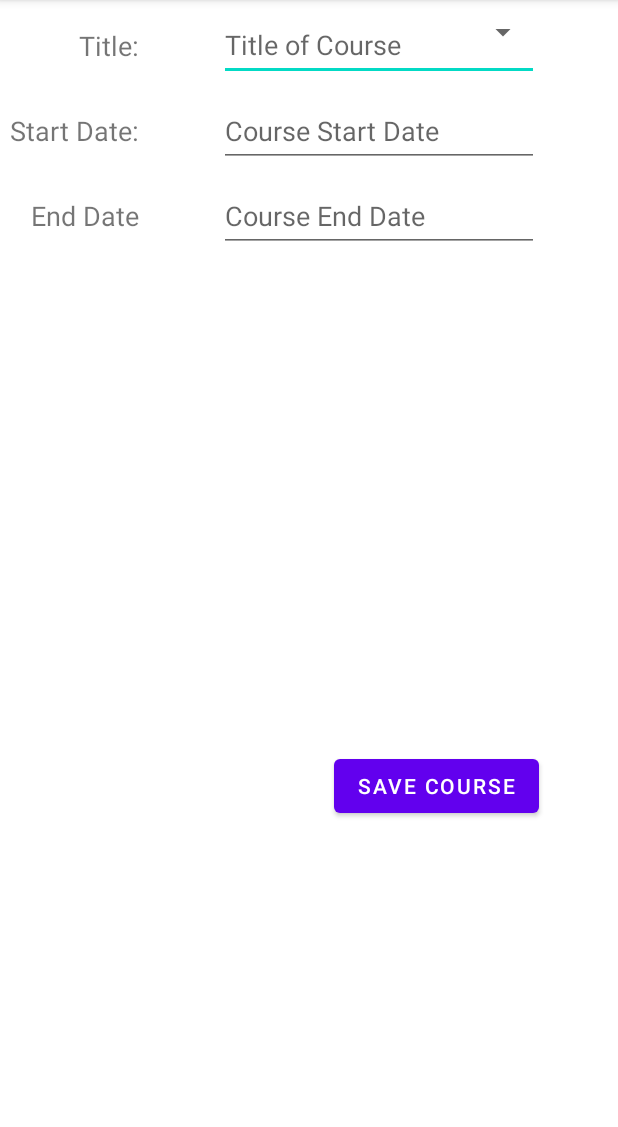
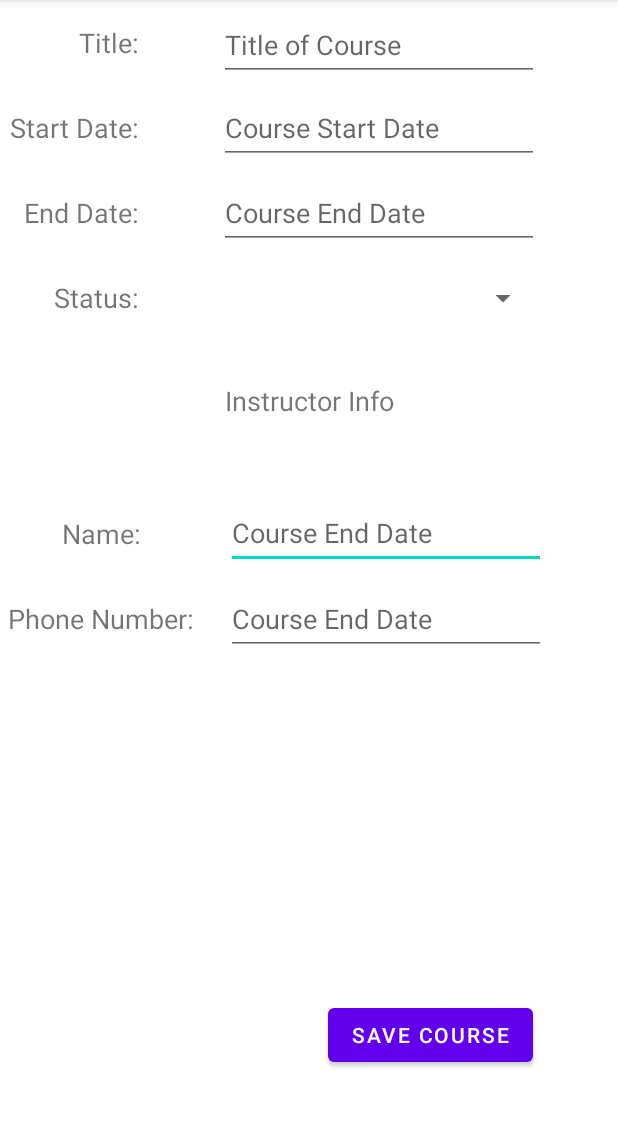
Before and after one commit to rkmoon/SchoolSchedulingApp, an Android app: the CourseDetail screen opened directly, with no data from a screen before it, on a phone screen of 412 x 824 dp, the part 84-1211 px from its top. Run offline under Robolectric (Android 15) with nearby library versions, the phone set to English and light mode, and no system bars.

Commit message:
About to mess with coursedetail.xml

```diff
--- a/app/src/main/res/layout/activity_course_detail.xml
+++ b/app/src/main/res/layout/activity_course_detail.xml
@@ -6,8 +6,71 @@
     android:layout_height="match_parent"
     tools:context=".UI.CourseDetail">
 
+    <EditText
+        android:id="@+id/courseInstName2"
+        android:layout_width="wrap_content"
+        android:layout_height="wrap_content"
+        android:ems="10"
+        android:hint="@string/course_end_date"
+        android:inputType="date"
+        android:minHeight="48dp"
+        app:layout_constraintBottom_toBottomOf="@+id/courseInstNameTextView"
+        app:layout_constraintEnd_toEndOf="@+id/courseInstName"
+        app:layout_constraintHorizontal_bias="1.0"
+        app:layout_constraintStart_toStartOf="@+id/courseInstName"
+        app:layout_constraintTop_toTopOf="@+id/courseInstNameTextView"
+        app:layout_constraintVertical_bias="0.541"
+        tools:ignore="SpeakableTextPresentCheck" />
+
+    <EditText
+        android:id="@+id/courseInstName"
+        android:layout_width="wrap_content"
+        android:layout_height="wrap_content"
+        android:layout_marginStart="21dp"
+        android:ems="10"
+        android:hint="@string/course_end_date"
+        android:inputType="date"
+        android:minHeight="48dp"
+        app:layout_constraintBottom_toBottomOf="@+id/courseInstPhoneTextView"
+        app:layout_constraintStart_toEndOf="@+id/courseInstPhoneTextView"
+        app:layout_constraintTop_toTopOf="@+id/courseInstPhoneTextView"
+        tools:ignore="SpeakableTextPresentCheck" />
+
     <TextView
-        android:id="@+id/textView2"
+        android:id="@+id/courseInstNameTextView"
+        android:layout_width="wrap_content"
+        android:layout_height="wrap_content"
+        android:layout_marginTop="64dp"
+        android:text="Name:"
+        android:textSize="18sp"
+        app:layout_constraintEnd_toEndOf="@+id/courseInstPhoneTextView"
+        app:layout_constraintStart_toStartOf="@+id/courseInstPhoneTextView"
+        app:layout_constraintTop_toBottomOf="@+id/instInfoTextView" />
+
+    <TextView
+        android:id="@+id/courseInstPhoneTextView"
+        android:layout_width="wrap_content"
+        android:layout_height="wrap_content"
+        android:layout_marginStart="5dp"
+        android:layout_marginTop="32dp"
+        android:text="Phone Number:"
+        android:textSize="18sp"
+        app:layout_constraintStart_toStartOf="parent"
+        app:layout_constraintTop_toBottomOf="@+id/courseInstNameTextView" />
+
+    <TextView
+        android:id="@+id/instInfoTextView"
+        android:layout_width="wrap_content"
+        android:layout_height="wrap_content"
+        android:layout_marginTop="32dp"
+        android:text="Instructor Info"
+        android:textSize="18sp"
+        app:layout_constraintEnd_toEndOf="parent"
+        app:layout_constraintStart_toStartOf="parent"
+        app:layout_constraintTop_toBottomOf="@+id/spinner" />
+
+    <TextView
+        android:id="@+id/courseTitleTextView"
         android:layout_width="wrap_content"
         android:layout_height="wrap_content"
         android:text="@string/title"
@@ -16,7 +79,8 @@
         app:layout_constraintEnd_toStartOf="@+id/courseDetailTitle"
         app:layout_constraintHorizontal_bias="0.5"
         app:layout_constraintStart_toStartOf="parent"
-        app:layout_constraintTop_toTopOf="@+id/courseDetailTitle" />
+        app:layout_constraintTop_toTopOf="@+id/courseDetailTitle"
+        app:layout_constraintVertical_bias="0.416" />
 
     <EditText
         android:id="@+id/courseDetailTitle"
@@ -29,18 +93,18 @@
         android:minHeight="48dp"
         app:layout_constraintEnd_toEndOf="parent"
         app:layout_constraintHorizontal_bias="0.5"
-        app:layout_constraintStart_toEndOf="@+id/textView2"
+        app:layout_constraintStart_toEndOf="@+id/courseTitleTextView"
         app:layout_constraintTop_toTopOf="parent" />
 
     <TextView
-        android:id="@+id/textView3"
+        android:id="@+id/courseStartTextView"
         android:layout_width="wrap_content"
         android:layout_height="wrap_content"
         android:layout_marginTop="32dp"
         android:text="@string/start_date"
         android:textSize="18sp"
-        app:layout_constraintEnd_toEndOf="@+id/textView2"
-        app:layout_constraintTop_toBottomOf="@+id/textView2" />
+        app:layout_constraintEnd_toEndOf="@+id/courseTitleTextView"
+        app:layout_constraintTop_toBottomOf="@+id/courseTitleTextView" />
 
     <EditText
         android:id="@+id/courseStartDate"
@@ -51,20 +115,20 @@
         android:hint="@string/course_start_date"
         android:inputType="date"
         android:minHeight="48dp"
-        app:layout_constraintBottom_toBottomOf="@+id/textView3"
+        app:layout_constraintBottom_toBottomOf="@+id/courseStartTextView"
         app:layout_constraintEnd_toEndOf="@+id/courseDetailTitle"
-        app:layout_constraintTop_toTopOf="@+id/textView3"
+        app:layout_constraintTop_toTopOf="@+id/courseStartTextView"
         tools:ignore="SpeakableTextPresentCheck" />
 
     <TextView
-        android:id="@+id/textView4"
+        android:id="@+id/courseEndTextView"
         android:layout_width="wrap_content"
         android:layout_height="wrap_content"
         android:layout_marginTop="32dp"
         android:text="@string/end_date"
         android:textSize="18sp"
-        app:layout_constraintEnd_toEndOf="@+id/textView3"
-        app:layout_constraintTop_toBottomOf="@+id/textView3" />
+        app:layout_constraintEnd_toEndOf="@+id/courseStartTextView"
+        app:layout_constraintTop_toBottomOf="@+id/courseStartTextView" />
 
     <EditText
         android:id="@+id/courseEndDate"
@@ -74,17 +138,17 @@
         android:hint="@string/course_end_date"
         android:inputType="date"
         android:minHeight="48dp"
-        app:layout_constraintBottom_toBottomOf="@+id/textView4"
+        app:layout_constraintBottom_toBottomOf="@+id/courseEndTextView"
         app:layout_constraintEnd_toEndOf="@+id/courseStartDate"
-        app:layout_constraintTop_toTopOf="@+id/textView4"
+        app:layout_constraintTop_toTopOf="@+id/courseEndTextView"
         tools:ignore="SpeakableTextPresentCheck" />
 
     <Button
         android:id="@+id/saveCourse"
         android:layout_width="wrap_content"
         android:layout_height="wrap_content"
-        android:layout_marginTop="332dp"
-        android:onClick="saveTerm"
+        android:layout_marginTop="500dp"
+        android:layout_marginEnd="4dp"
         android:text="Save Course"
         app:layout_constraintEnd_toEndOf="@+id/courseEndDate"
         app:layout_constraintTop_toBottomOf="@+id/courseEndDate" />
@@ -92,8 +156,20 @@
     <Spinner
         android:id="@+id/spinner"
         android:layout_width="211dp"
-        android:layout_height="43dp"
+        android:layout_height="48dp"
+        app:layout_constraintBottom_toBottomOf="@+id/courseStatusTextView"
         app:layout_constraintEnd_toEndOf="@+id/courseEndDate"
-        tools:layout_editor_absoluteY="198dp" />
+        app:layout_constraintTop_toTopOf="@+id/courseStatusTextView"
+        tools:ignore="SpeakableTextPresentCheck" />
+
+    <TextView
+        android:id="@+id/courseStatusTextView"
+        android:layout_width="wrap_content"
+        android:layout_height="wrap_content"
+        android:layout_marginTop="32dp"
+        android:text="Status:"
+        android:textSize="18sp"
+        app:layout_constraintEnd_toEndOf="@+id/courseEndTextView"
+        app:layout_constraintTop_toBottomOf="@+id/courseEndTextView" />
 
 </androidx.constraintlayout.widget.ConstraintLayout>
--- a/app/src/main/res/values/strings.xml
+++ b/app/src/main/res/values/strings.xml
@@ -16,7 +16,7 @@
     <string name="edit_term">Edit Term</string>
     <string name="title">Title:</string>
     <string name="start_date">Start Date:</string>
-    <string name="end_date">End Date</string>
+    <string name="end_date">End Date:</string>
     <string name="title_of_term">Title of Term</string>
     <string name="term_start_date">Term Start Date</string>
     <string name="term_end_date">Term End Date</string>
```
